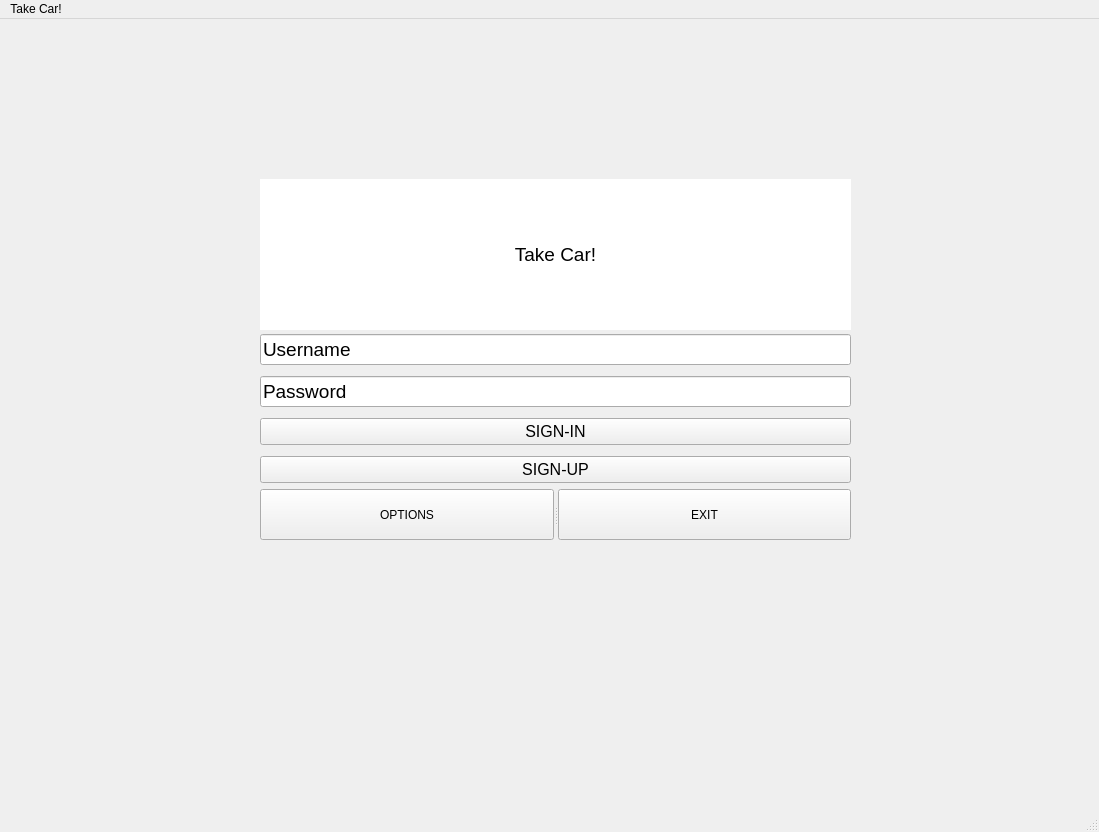
Qt form ui/main_window.ui (polsalees/Take-car-) before a commit.
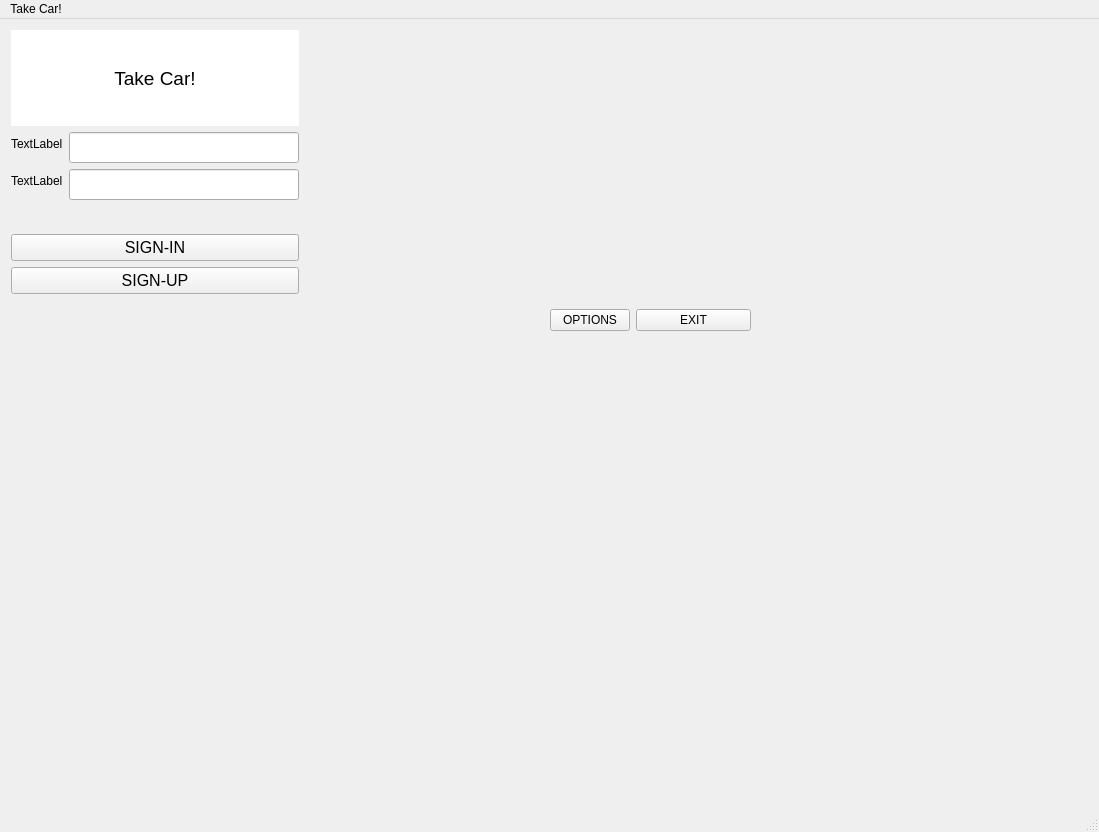
The same form after that commit.

Commit message: So much changes on the buttons and some new files for the code

```diff
--- a/ui/main_window.ui
+++ b/ui/main_window.ui
@@ -20,15 +20,18 @@
    <string>MainWindow</string>
   </property>
   <widget class="QWidget" name="centralwidget">
+   <widget class="QWidget" name="">
+    <property name="geometry">
+     <rect>
+      <x>11</x>
+      <y>11</y>
+      <width>288</width>
+      <height>264</height>
+     </rect>
+    </property>
+    <layout class="QVBoxLayout" name="verticalLayout">
+     <item>
    <widget class="QLabel" name="label">
-    <property name="geometry">
-     <rect>
-      <x>260</x>
-      <y>160</y>
-      <width>591</width>
-      <height>151</height>
-     </rect>
-    </property>
     <property name="palette">
      <palette>
       <active>
@@ -471,17 +474,17 @@
      <number>0</number>
     </property>
    </widget>
-   <widget class="QWidget" name="">
-    <property name="geometry">
-     <rect>
-      <x>260</x>
-      <y>310</y>
-      <width>591</width>
-      <height>161</height>
-     </rect>
-    </property>
-    <layout class="QVBoxLayout" name="verticalLayout">
+     </item>
      <item>
+      <layout class="QFormLayout" name="formLayout">
+       <item row="0" column="0">
+        <widget class="QLabel" name="label_2">
+         <property name="text">
+          <string>TextLabel</string>
+         </property>
+        </widget>
+       </item>
+       <item row="0" column="1">
       <widget class="QLineEdit" name="lineEdit">
        <property name="font">
         <font>
@@ -492,11 +495,18 @@
         <cursorShape>SplitVCursor</cursorShape>
        </property>
        <property name="text">
-        <string>Username</string>
+          <string/>
        </property>
       </widget>
      </item>
-     <item>
+       <item row="1" column="0">
+        <widget class="QLabel" name="label_3">
+         <property name="text">
+          <string>TextLabel</string>
+         </property>
+        </widget>
+       </item>
+       <item row="1" column="1">
       <widget class="QLineEdit" name="lineEdit_2">
        <property name="font">
         <font>
@@ -507,9 +517,11 @@
         <cursorShape>SplitVCursor</cursorShape>
        </property>
        <property name="text">
-        <string>Password</string>
-       </property>
-      </widget>
+          <string/>
+         </property>
+        </widget>
+       </item>
+      </layout>
      </item>
      <item>
       <widget class="QPushButton" name="pushButton">
@@ -537,28 +549,31 @@
      </item>
     </layout>
    </widget>
-   <widget class="QSplitter" name="splitter">
+   <widget class="QWidget" name="">
     <property name="geometry">
      <rect>
-      <x>260</x>
-      <y>470</y>
-      <width>591</width>
-      <height>51</height>
+      <x>550</x>
+      <y>290</y>
+      <width>201</width>
+      <height>31</height>
      </rect>
     </property>
-    <property name="orientation">
-     <enum>Qt::Horizontal</enum>
-    </property>
+    <layout class="QFormLayout" name="formLayout_2">
+     <item row="0" column="0">
     <widget class="QPushButton" name="pushButton_3">
      <property name="text">
       <string>OPTIONS</string>
      </property>
     </widget>
+     </item>
+     <item row="0" column="1">
     <widget class="QPushButton" name="pushButton_2">
      <property name="text">
       <string>EXIT</string>
      </property>
     </widget>
+     </item>
+    </layout>
    </widget>
   </widget>
   <widget class="QMenuBar" name="menubar">
```
Left out of the diff: 2 changed lines with no effect on the pictures. Lines whose indentation alone changed are shown as unchanged. The commit also changes 6 other files.
